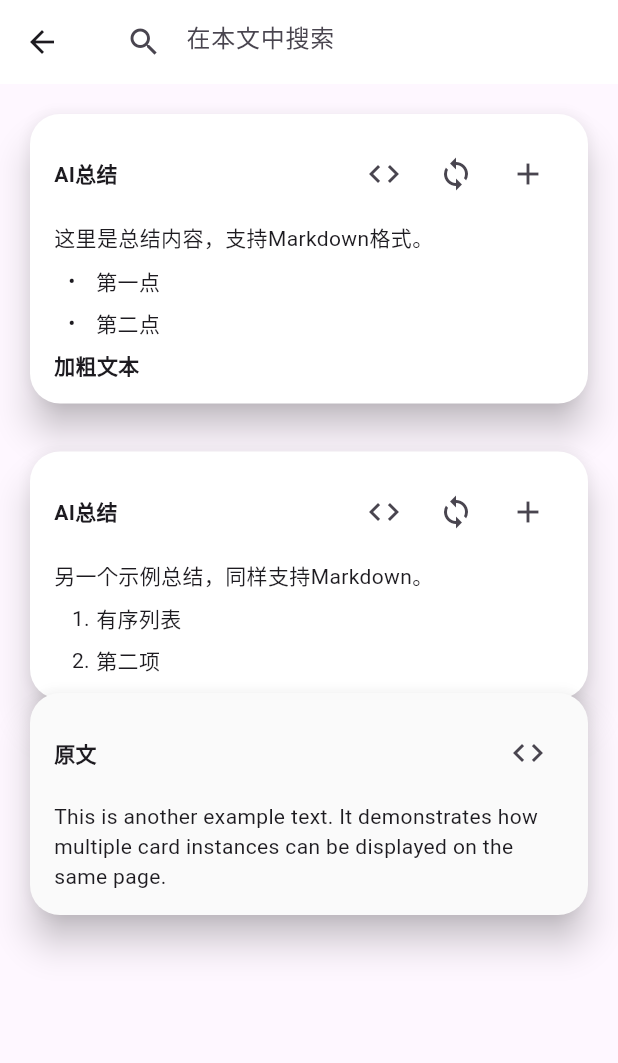
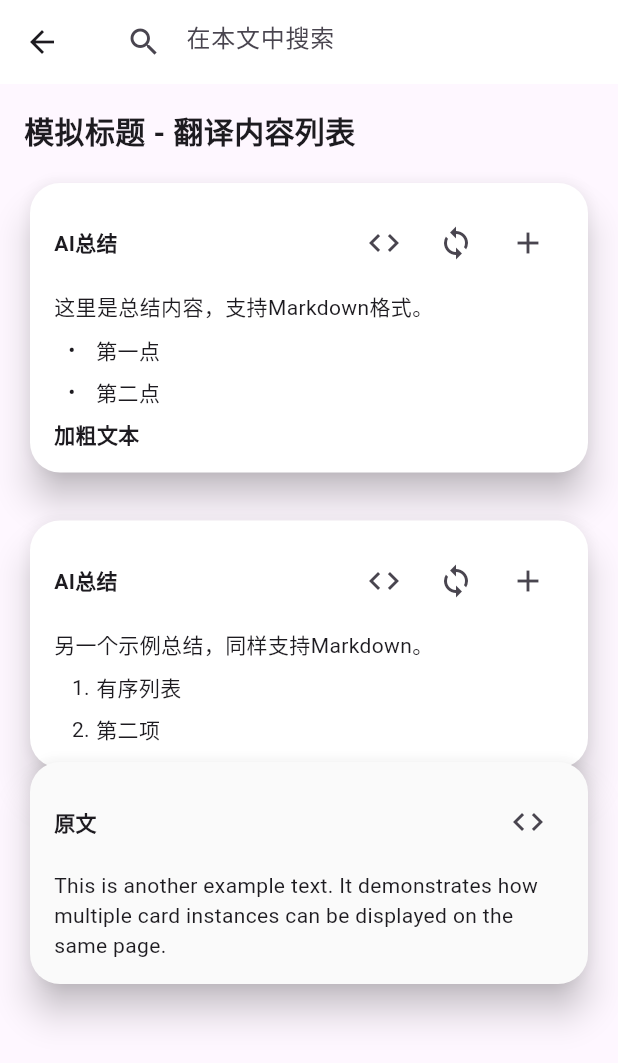
Before and after one commit to AimMetal-jy/AuraLab, a Flutter app: the TranslateDisplayPage screen opened directly, on a phone screen of 412 x 824 dp. Shown: the top 1063 px of the screen. Run offline on Flutter 3.47's test engine with Material 3 defaults, Android fonts, the phone set to English and light mode, and no system bars; drawn by our look-alikes of flutter_markdown.

Commit message:
为翻译练习展示界面添加标题栏。稍微更新了一下tab

```diff
--- a/lib/screens/translate/translate_display_page.dart
+++ b/lib/screens/translate/translate_display_page.dart
@@ -100,9 +100,24 @@ class _TranslateDisplayPageState extends State<TranslateDisplayPage> {
       ),
       body: ListView.builder(
         padding: EdgeInsets.all(16),
-        itemCount: cardInstances.length,
+        // 增加 itemCount 以包含标题
+        itemCount: cardInstances.length + 1,
         itemBuilder: (context, index) {
-          return _buildCardInstance(cardInstances[index]);
+          // 如果是第一个项目，返回标题
+          if (index == 0) {
+            return Padding(
+              padding: EdgeInsets.only(bottom: 16),
+              child: Text(
+                '模拟标题 - 翻译内容列表',  // 这里可以替换为从参数传入的标题
+                style: TextStyle(
+                  fontSize: 20,
+                  fontWeight: FontWeight.bold,
+                ),
+              ),
+            );
+          }
+          // 否则返回卡片实例，注意索引需要减1
+          return _buildCardInstance(cardInstances[index - 1]);
         },
       ),
     );
```
Also changed, not shown: lib/screens/translate/translate.dart (+14 -3 lines).
